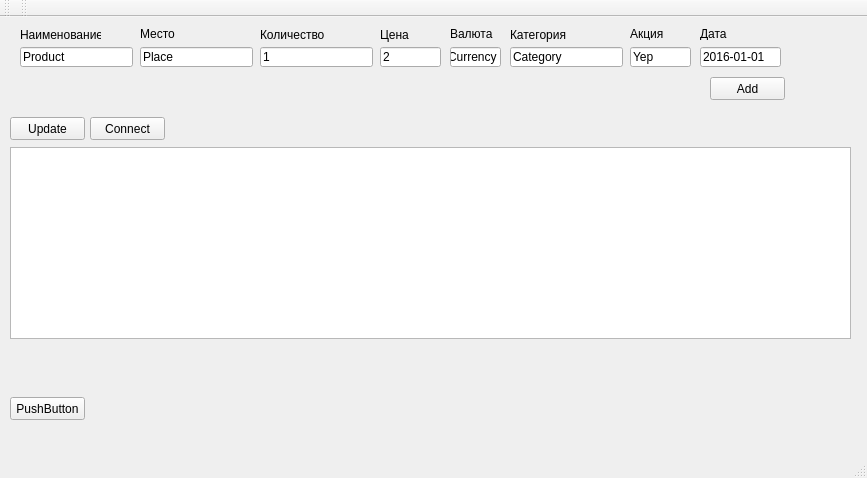
Qt form mainwindow.ui (eagerber/accounting) before a commit.
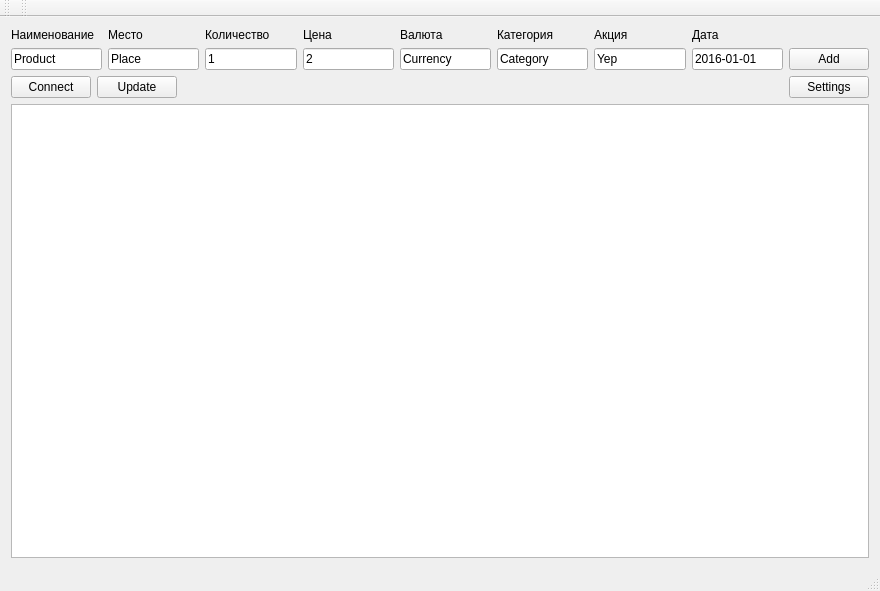
The same form after that commit.

What changed in the file:
```diff
--- a/mainwindow.ui
+++ b/mainwindow.ui
@@ -6,287 +6,187 @@
    <rect>
     <x>0</x>
     <y>0</y>
-    <width>867</width>
-    <height>478</height>
+    <width>880</width>
+    <height>591</height>
    </rect>
   </property>
   <property name="windowTitle">
    <string>MainWindow</string>
   </property>
   <widget class="QWidget" name="centralWidget">
-   <widget class="QLineEdit" name="productNameEdit">
-    <property name="geometry">
-     <rect>
-      <x>20</x>
-      <y>30</y>
-      <width>113</width>
-      <height>20</height>
-     </rect>
-    </property>
-    <property name="text">
-     <string>Product</string>
-    </property>
-   </widget>
-   <widget class="QLineEdit" name="storeNameEdit">
-    <property name="geometry">
-     <rect>
-      <x>140</x>
-      <y>30</y>
-      <width>113</width>
-      <height>20</height>
-     </rect>
-    </property>
-    <property name="text">
-     <string>Place</string>
-    </property>
-   </widget>
-   <widget class="QLineEdit" name="countEdit">
-    <property name="geometry">
-     <rect>
-      <x>260</x>
-      <y>30</y>
-      <width>113</width>
-      <height>20</height>
-     </rect>
-    </property>
-    <property name="text">
-     <string>1</string>
-    </property>
-   </widget>
-   <widget class="QLineEdit" name="priceEdit">
-    <property name="geometry">
-     <rect>
-      <x>380</x>
-      <y>30</y>
-      <width>61</width>
-      <height>20</height>
-     </rect>
-    </property>
-    <property name="text">
-     <string>2</string>
-    </property>
-   </widget>
-   <widget class="QLineEdit" name="currencyEdit">
-    <property name="geometry">
-     <rect>
-      <x>450</x>
-      <y>30</y>
-      <width>51</width>
-      <height>20</height>
-     </rect>
-    </property>
-    <property name="text">
-     <string>Currency</string>
-    </property>
-   </widget>
-   <widget class="QLabel" name="label">
-    <property name="geometry">
-     <rect>
-      <x>20</x>
-      <y>10</y>
-      <width>81</width>
-      <height>16</height>
-     </rect>
-    </property>
-    <property name="text">
-     <string>Наименование</string>
-    </property>
-   </widget>
-   <widget class="QLabel" name="label_2">
-    <property name="geometry">
-     <rect>
-      <x>260</x>
-      <y>10</y>
-      <width>71</width>
-      <height>16</height>
-     </rect>
-    </property>
-    <property name="text">
-     <string>Количество</string>
-    </property>
-   </widget>
-   <widget class="QLabel" name="label_3">
-    <property name="geometry">
-     <rect>
-      <x>380</x>
-      <y>10</y>
-      <width>51</width>
-      <height>16</height>
-     </rect>
-    </property>
-    <property name="text">
-     <string>Цена</string>
-    </property>
-   </widget>
-   <widget class="QLabel" name="label_4">
-    <property name="geometry">
-     <rect>
-      <x>140</x>
-      <y>10</y>
-      <width>47</width>
-      <height>13</height>
-     </rect>
-    </property>
-    <property name="text">
-     <string>Место</string>
-    </property>
-   </widget>
-   <widget class="QLabel" name="label_5">
-    <property name="geometry">
-     <rect>
-      <x>450</x>
-      <y>10</y>
-      <width>47</width>
-      <height>13</height>
-     </rect>
-    </property>
-    <property name="text">
-     <string>Валюта</string>
-    </property>
-   </widget>
-   <widget class="QLineEdit" name="dateEdit">
-    <property name="geometry">
-     <rect>
-      <x>700</x>
-      <y>30</y>
-      <width>81</width>
-      <height>20</height>
-     </rect>
-    </property>
-    <property name="text">
-     <string>2016-01-01</string>
-    </property>
-   </widget>
-   <widget class="QLabel" name="label_6">
-    <property name="geometry">
-     <rect>
-      <x>700</x>
-      <y>10</y>
-      <width>47</width>
-      <height>13</height>
-     </rect>
-    </property>
-    <property name="text">
-     <string>Дата</string>
-    </property>
-   </widget>
-   <widget class="QPushButton" name="pushButton">
-    <property name="geometry">
-     <rect>
-      <x>710</x>
-      <y>60</y>
-      <width>75</width>
-      <height>23</height>
-     </rect>
-    </property>
-    <property name="text">
-     <string>Add</string>
-    </property>
-   </widget>
-   <widget class="QLineEdit" name="categoryEdit">
-    <property name="geometry">
-     <rect>
-      <x>510</x>
-      <y>30</y>
-      <width>113</width>
-      <height>20</height>
-     </rect>
-    </property>
-    <property name="text">
-     <string>Category</string>
-    </property>
-   </widget>
-   <widget class="QLabel" name="label_7">
-    <property name="geometry">
-     <rect>
-      <x>510</x>
-      <y>10</y>
-      <width>61</width>
-      <height>16</height>
-     </rect>
-    </property>
-    <property name="text">
-     <string>Категория</string>
-    </property>
-   </widget>
-   <widget class="QTableView" name="tableView">
-    <property name="geometry">
-     <rect>
-      <x>10</x>
-      <y>130</y>
-      <width>841</width>
-      <height>192</height>
-     </rect>
-    </property>
-    <property name="editTriggers">
-     <set>QAbstractItemView::AllEditTriggers</set>
-    </property>
-   </widget>
-   <widget class="QLineEdit" name="discountEdit">
-    <property name="geometry">
-     <rect>
-      <x>630</x>
-      <y>30</y>
-      <width>61</width>
-      <height>20</height>
-     </rect>
-    </property>
-    <property name="text">
-     <string>Yep</string>
-    </property>
-   </widget>
-   <widget class="QLabel" name="label_8">
-    <property name="geometry">
-     <rect>
-      <x>630</x>
-      <y>10</y>
-      <width>47</width>
-      <height>13</height>
-     </rect>
-    </property>
-    <property name="text">
-     <string>Акция</string>
-    </property>
-   </widget>
-   <widget class="QPushButton" name="updateButton">
-    <property name="geometry">
-     <rect>
-      <x>10</x>
-      <y>100</y>
-      <width>75</width>
-      <height>23</height>
-     </rect>
-    </property>
-    <property name="text">
-     <string>Update</string>
-    </property>
-   </widget>
-   <widget class="QPushButton" name="connectPushButton">
-    <property name="geometry">
-     <rect>
-      <x>90</x>
-      <y>100</y>
-      <width>75</width>
-      <height>23</height>
-     </rect>
-    </property>
-    <property name="text">
-     <string>Connect</string>
-    </property>
-   </widget>
-   <widget class="QPushButton" name="pushButton_2">
-    <property name="geometry">
-     <rect>
-      <x>10</x>
-      <y>380</y>
-      <width>75</width>
-      <height>23</height>
-     </rect>
-    </property>
-    <property name="text">
-     <string>PushButton</string>
-    </property>
-   </widget>
+   <layout class="QVBoxLayout" name="verticalLayout">
+    <item>
+     <layout class="QGridLayout" name="gridLayout">
+      <item row="1" column="0">
+       <widget class="QLineEdit" name="productNameEdit">
+        <property name="text">
+         <string>Product</string>
+        </property>
+       </widget>
+      </item>
+      <item row="1" column="4">
+       <widget class="QLineEdit" name="currencyEdit">
+        <property name="text">
+         <string>Currency</string>
+        </property>
+       </widget>
+      </item>
+      <item row="1" column="3">
+       <widget class="QLineEdit" name="priceEdit">
+        <property name="text">
+         <string>2</string>
+        </property>
+       </widget>
+      </item>
+      <item row="1" column="2">
+       <widget class="QLineEdit" name="countEdit">
+        <property name="text">
+         <string>1</string>
+        </property>
+       </widget>
+      </item>
+      <item row="0" column="0">
+       <widget class="QLabel" name="label">
+        <property name="text">
+         <string>Наименование</string>
+        </property>
+       </widget>
+      </item>
+      <item row="1" column="5">
+       <widget class="QLineEdit" name="categoryEdit">
+        <property name="text">
+         <string>Category</string>
+        </property>
+       </widget>
+      </item>
+      <item row="1" column="1">
+       <widget class="QLineEdit" name="storeNameEdit">
+        <property name="text">
+         <string>Place</string>
+        </property>
+       </widget>
+      </item>
+      <item row="1" column="6">
+       <widget class="QLineEdit" name="discountEdit">
+        <property name="text">
+         <string>Yep</string>
+        </property>
+       </widget>
+      </item>
+      <item row="1" column="7">
+       <widget class="QLineEdit" name="dateEdit">
+        <property name="text">
+         <string>2016-01-01</string>
+        </property>
+       </widget>
+      </item>
+      <item row="0" column="5">
+       <widget class="QLabel" name="label_7">
+        <property name="text">
+         <string>Категория</string>
+        </property>
+       </widget>
+      </item>
+      <item row="0" column="1">
+       <widget class="QLabel" name="label_4">
+        <property name="text">
+         <string>Место</string>
+        </property>
+       </widget>
+      </item>
+      <item row="0" column="2">
+       <widget class="QLabel" name="label_2">
+        <property name="text">
+         <string>Количество</string>
+        </property>
+       </widget>
+      </item>
+      <item row="0" column="3">
+       <widget class="QLabel" name="label_3">
+        <property name="text">
+         <string>Цена</string>
+        </property>
+       </widget>
+      </item>
+      <item row="0" column="7">
+       <widget class="QLabel" name="label_6">
+        <property name="text">
+         <string>Дата</string>
+        </property>
+       </widget>
+      </item>
+      <item row="0" column="6">
+       <widget class="QLabel" name="label_8">
+        <property name="text">
+         <string>Акция</string>
+        </property>
+       </widget>
+      </item>
+      <item row="1" column="8">
+       <widget class="QPushButton" name="pushButton">
+        <property name="text">
+         <string>Add</string>
+        </property>
+       </widget>
+      </item>
+      <item row="0" column="4">
+       <widget class="QLabel" name="label_5">
+        <property name="text">
+         <string>Валюта</string>
+        </property>
+       </widget>
+      </item>
+     </layout>
+    </item>
+    <item>
+     <layout class="QHBoxLayout" name="horizontalLayout">
+      <property name="rightMargin">
+       <number>0</number>
+      </property>
+      <item>
+       <widget class="QPushButton" name="connectPushButton">
+        <property name="text">
+         <string>Connect</string>
+        </property>
+       </widget>
+      </item>
+      <item>
+       <widget class="QPushButton" name="updateButton">
+        <property name="text">
+         <string>Update</string>
+        </property>
+       </widget>
+      </item>
+      <item>
+       <spacer name="horizontalSpacer">
+        <property name="orientation">
+         <enum>Qt::Horizontal</enum>
+        </property>
+        <property name="sizeHint" stdset="0">
+         <size>
+          <width>40</width>
+          <height>20</height>
+         </size>
+        </property>
+       </spacer>
+      </item>
+      <item>
+       <widget class="QPushButton" name="settingsPushButton">
+        <property name="text">
+         <string>Settings</string>
+        </property>
+       </widget>
+      </item>
+     </layout>
+    </item>
+    <item>
+     <widget class="QTableView" name="tableView">
+      <property name="editTriggers">
+       <set>QAbstractItemView::AllEditTriggers</set>
+      </property>
+     </widget>
+    </item>
+   </layout>
   </widget>
   <widget class="QMenuBar" name="menuBar">
    <property name="geometry">
```
Left out of the diff: 6 changed lines with no effect on the pictures.
